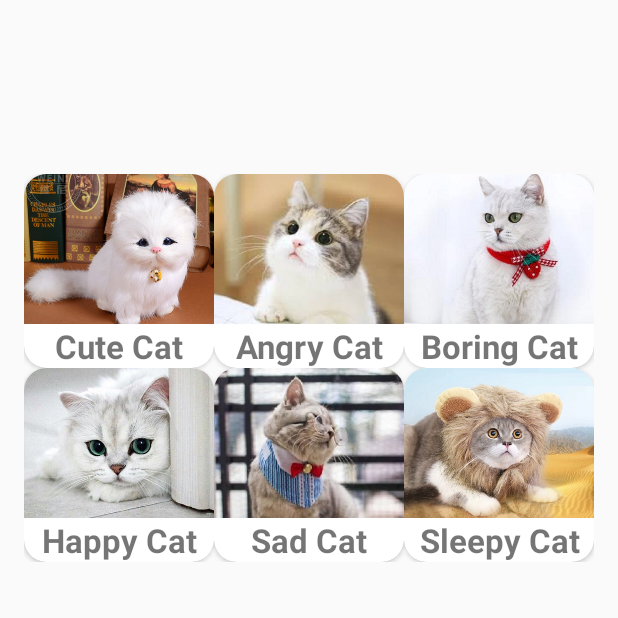
After one commit to Nauh24/HocTrenLop, an Android app: the RecyclerViewActivity screen opened directly, with no data from a screen before it, on a phone screen of 412 x 824 dp, the top half of it. The commit adds this screen. Run offline under Robolectric (Android 15) with nearby library versions, the phone set to English and light mode, and no system bars.

Commit message:
create Recycler View

```diff
--- a/app/src/main/AndroidManifest.xml
+++ b/app/src/main/AndroidManifest.xml
@@ -1,6 +1,6 @@
 <?xml version="1.0" encoding="utf-8"?>
 <manifest xmlns:android="http://schemas.android.com/apk/res/android"
-    xmlns:tools="http://schemas.android.com/tools" >
+    xmlns:tools="http://schemas.android.com/tools">
 
     <application
         android:allowBackup="true"
@@ -11,11 +11,20 @@
         android:roundIcon="@mipmap/ic_launcher_round"
         android:supportsRtl="true"
         android:theme="@style/Theme.Demo"
-        tools:targetApi="31" >
+        tools:targetApi="31">
+        <activity
+            android:name=".RecyclerViewActivity"
+            android:exported="true">
+            <intent-filter>
+                <action android:name="android.intent.action.MAIN" />
+
+                <category android:name="android.intent.category.LAUNCHER" />
+            </intent-filter>
+        </activity>
         <activity
             android:name=".MenuActivity"
-            android:theme="@style/Theme.AppCompat.DayNight"
-            android:exported="true" >
+            android:exported="true"
+            android:theme="@style/Theme.AppCompat.DayNight">
             <intent-filter>
                 <action android:name="android.intent.action.MAIN" />
 
@@ -24,7 +33,7 @@
         </activity>
         <activity
             android:name=".ListViewActivity"
-            android:exported="true" >
+            android:exported="true">
             <intent-filter>
                 <action android:name="android.intent.action.MAIN" />
 
@@ -33,7 +42,7 @@
         </activity>
         <activity
             android:name=".ListView2Activity"
-            android:exported="true" >
+            android:exported="true">
             <intent-filter>
                 <action android:name="android.intent.action.MAIN" />
 
@@ -42,7 +51,7 @@
         </activity>
         <activity
             android:name=".DateTimeActivity"
-            android:exported="true" >
+            android:exported="true">
             <intent-filter>
                 <action android:name="android.intent.action.MAIN" />
 
@@ -51,27 +60,22 @@
         </activity>
         <activity
             android:name=".CalculatorActivity"
-            android:exported="true" >
+            android:exported="true">
             <intent-filter>
                 <action android:name="android.intent.action.MAIN" />
 
                 <category android:name="android.intent.category.LAUNCHER" />
             </intent-filter>
         </activity>
-
-
-
-
         <activity
             android:name=".WidgetsActivity"
-            android:exported="true" >
+            android:exported="true">
             <intent-filter>
                 <action android:name="android.intent.action.MAIN" />
 
                 <category android:name="android.intent.category.LAUNCHER" />
             </intent-filter>
         </activity>
-
     </application>
 
 </manifest>
--- a/app/src/main/java/com/nauh/demo/ListViewActivity.java
+++ b/app/src/main/java/com/nauh/demo/ListViewActivity.java
@@ -64,11 +64,6 @@ public class ListViewActivity extends AppCompatActivity {
         }
     }
 
-    @Override
-    public boolean onCreateOptionsMenu(Menu menu) {
-        getMenuInflater().inflate(R.menu.main_menu, menu);
-        return super.onCreateOptionsMenu(menu);
-    }
 
 
 }
--- /dev/null
+++ b/app/src/main/java/com/nauh/demo/RecyclerViewActivity.java
@@ -0,0 +1,46 @@
+package com.nauh.demo;
+
+import android.os.Bundle;
+
+import androidx.activity.EdgeToEdge;
+import androidx.appcompat.app.AppCompatActivity;
+import androidx.core.graphics.Insets;
+import androidx.core.view.ViewCompat;
+import androidx.core.view.WindowInsetsCompat;
+import androidx.recyclerview.widget.GridLayoutManager;
+import androidx.recyclerview.widget.RecyclerView;
+
+import com.nauh.demo.model.Cat;
+import com.nauh.demo.model.CatAdapter;
+
+import java.util.List;
+
+public class RecyclerViewActivity extends AppCompatActivity {
+    private RecyclerView rv;
+    private CatAdapter adapter;
+
+    @Override
+    protected void onCreate(Bundle savedInstanceState) {
+        super.onCreate(savedInstanceState);
+        EdgeToEdge.enable(this);
+        setContentView(R.layout.recycler_view);
+        rv = findViewById(R.id.rview);
+        adapter = new CatAdapter(getList());
+        GridLayoutManager gridLayoutManager = new GridLayoutManager(this, 3);
+        rv.setLayoutManager(gridLayoutManager);
+        rv.setAdapter(adapter);
+    }
+
+    private List<Cat> getList() {
+        List<Cat> list = List.of(
+                new Cat(R.drawable.cat1, "Cute Cat"),
+                new Cat(R.drawable.cat2, "Angry Cat"),
+                new Cat(R.drawable.cat3, "Boring Cat"),
+                new Cat(R.drawable.cat4, "Happy Cat"),
+                new Cat(R.drawable.cat5, "Sad Cat"),
+                new Cat(R.drawable.cat6, "Sleepy Cat")
+        );
+
+        return list;
+    }
+}
--- /dev/null
+++ b/app/src/main/java/com/nauh/demo/model/Cat.java
@@ -0,0 +1,27 @@
+package com.nauh.demo.model;
+
+public class Cat {
+    private int img;
+    private String name;
+
+    public Cat(int img, String name) {
+        this.img = img;
+        this.name = name;
+    }
+
+    public int getImg() {
+        return img;
+    }
+
+    public void setImg(int img) {
+        this.img = img;
+    }
+
+    public String getName() {
+        return name;
+    }
+
+    public void setName(String name) {
+        this.name = name;
+    }
+}
--- /dev/null
+++ b/app/src/main/java/com/nauh/demo/model/CatAdapter.java
@@ -0,0 +1,59 @@
+package com.nauh.demo.model;
+
+import android.view.LayoutInflater;
+import android.view.View;
+import android.view.ViewGroup;
+import android.widget.ImageView;
+import android.widget.TextView;
+
+import androidx.annotation.NonNull;
+import androidx.recyclerview.widget.RecyclerView;
+
+import com.nauh.demo.R;
+import com.nauh.demo.RecyclerViewActivity;
+
+import java.util.List;
+
+public class CatAdapter extends RecyclerView.Adapter<CatAdapter.CatViewHolder>{
+    private List<Cat> mList;
+
+    public CatAdapter(List<Cat> mList) {
+        this.mList = mList;
+    }
+
+    @NonNull
+    @Override
+    public CatViewHolder onCreateViewHolder(@NonNull ViewGroup parent, int viewType) {
+        View view = LayoutInflater.from(parent.getContext()).inflate(R.layout.card_view, parent, false);
+        return new CatViewHolder(view);
+    }
+
+    @Override
+    public void onBindViewHolder(@NonNull CatViewHolder holder, int position) {
+        Cat cat = mList.get(position);
+        if (cat == null) {
+            return;
+        }
+        holder.img.setImageResource(cat.getImg());
+        holder.tv.setText(cat.getName());
+    }
+
+    @Override
+    public int getItemCount() {
+        if (mList != null) {
+            return mList.size();
+        }
+        return 0;
+    }
+
+    public class CatViewHolder extends RecyclerView.ViewHolder {
+        private ImageView img;
+        private TextView tv;
+
+        public CatViewHolder(@NonNull View itemView) {
+            super(itemView);
+            img = itemView.findViewById(R.id.img);
+            tv = itemView.findViewById(R.id.tname);
+        }
+    }
+}
--- /dev/null
+++ b/app/src/main/res/layout/card_view.xml
@@ -0,0 +1,30 @@
+<?xml version="1.0" encoding="utf-8"?>
+<androidx.cardview.widget.CardView xmlns:android="http://schemas.android.com/apk/res/android"
+    xmlns:app="http://schemas.android.com/apk/res-auto"
+    android:layout_width="match_parent"
+    android:layout_height="wrap_content"
+    app:cardCornerRadius="15dp">
+
+    <LinearLayout
+        android:layout_width="wrap_content"
+        android:layout_height="wrap_content"
+        android:orientation="vertical">
+
+        <ImageView
+            android:id="@+id/img"
+            android:layout_width="wrap_content"
+            android:layout_height="100dp"
+            android:scaleType="centerCrop"
+            android:src="@drawable/cat1" />
+
+        <TextView
+            android:id="@+id/tname"
+            android:layout_width="match_parent"
+            android:layout_height="wrap_content"
+            android:gravity="center"
+            android:text="Cute Cat"
+            android:textSize="22sp"
+            android:textStyle="bold" />
+    </LinearLayout>
+
+</androidx.cardview.widget.CardView>
--- /dev/null
+++ b/app/src/main/res/layout/recycler_view.xml
@@ -0,0 +1,14 @@
+<?xml version="1.0" encoding="utf-8"?>
+<androidx.constraintlayout.widget.ConstraintLayout xmlns:android="http://schemas.android.com/apk/res/android"
+    android:layout_width="match_parent"
+    android:layout_height="match_parent"
+    xmlns:app="http://schemas.android.com/apk/res-auto">
+
+    <androidx.recyclerview.widget.RecyclerView
+        android:id="@+id/rview"
+        android:layout_marginTop="100dp"
+        android:padding="16dp"
+        app:layout_constraintTop_toTopOf="parent"
+        android:layout_width="match_parent"
+        android:layout_height="wrap_content"/>
+</androidx.constraintlayout.widget.ConstraintLayout>
```
